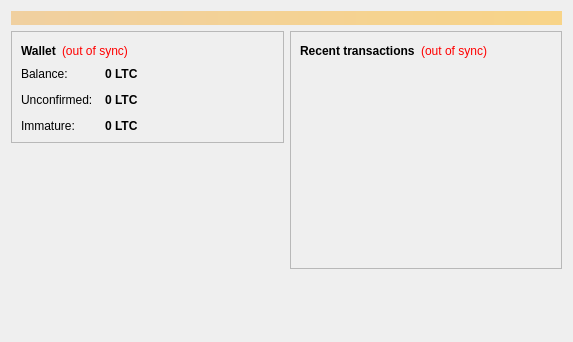
First picture: the form in src/qt/forms/overviewpage.ui, repository mnull/taccoin, before the edit.
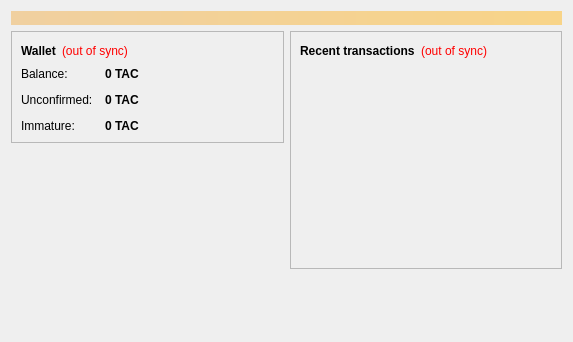
Second picture: the form after the edit.

Patch:
```diff
--- a/src/qt/forms/overviewpage.ui
+++ b/src/qt/forms/overviewpage.ui
@@ -122,7 +122,7 @@
                <string>Your current balance</string>
               </property>
               <property name="text">
-               <string notr="true">0 LTC</string>
+               <string notr="true">0 TAC</string>
               </property>
               <property name="textInteractionFlags">
                <set>Qt::LinksAccessibleByMouse|Qt::TextSelectableByKeyboard|Qt::TextSelectableByMouse</set>
@@ -151,7 +151,7 @@
                <string>Total of transactions that have yet to be confirmed, and do not yet count toward the current balance</string>
               </property>
               <property name="text">
-               <string notr="true">0 LTC</string>
+               <string notr="true">0 TAC</string>
               </property>
               <property name="textInteractionFlags">
                <set>Qt::LinksAccessibleByMouse|Qt::TextSelectableByKeyboard|Qt::TextSelectableByMouse</set>
@@ -177,7 +177,7 @@
                <string>Mined balance that has not yet matured</string>
               </property>
               <property name="text">
-               <string notr="true">0 LTC</string>
+               <string notr="true">0 TAC</string>
               </property>
               <property name="textInteractionFlags">
                <set>Qt::LinksAccessibleByMouse|Qt::TextSelectableByKeyboard|Qt::TextSelectableByMouse</set>
```
Left out of the diff: 4 changed lines with no effect on the pictures.
